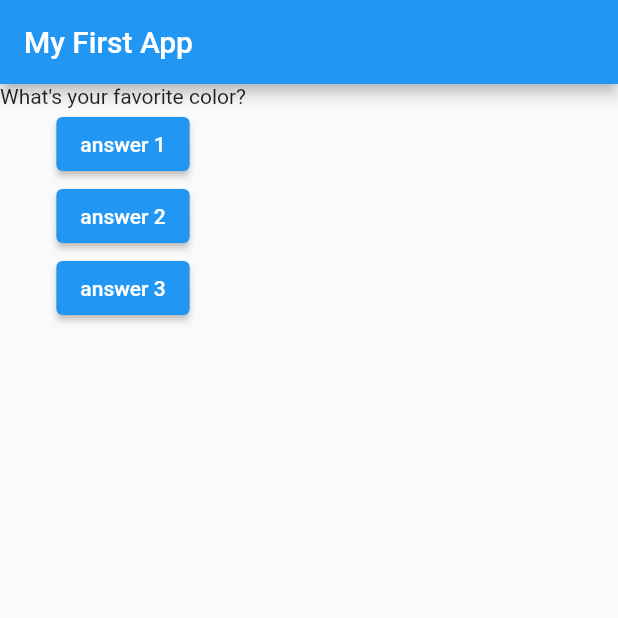
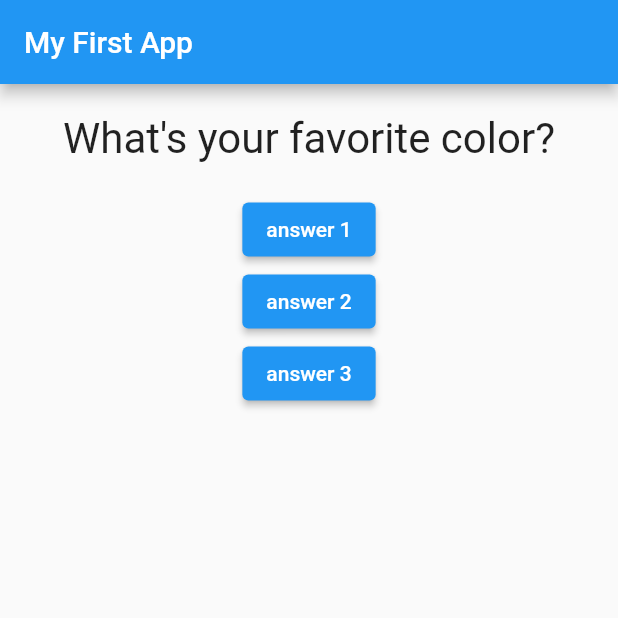
Before and after one commit to huseyintemel/flutterexamples, a Flutter app: the screen it shows after launch, on a phone screen of 412 x 824 dp, the top half of it. Run offline on Flutter 3.47's test engine with Material 2 defaults, Android fonts, the phone set to English and light mode, and no system bars.

Commit message:
Added some style to question widget

```diff
--- a/lib/question.dart
+++ b/lib/question.dart
@@ -1,13 +1,20 @@
 import 'package:flutter/material.dart';
 
 class Question extends StatelessWidget {
-
   final String questionText;
 
   const Question(this.questionText); //Question Constructor
 
   @override
   Widget build(BuildContext context) {
-    return Text(questionText);
+    return Container(
+      width: double.infinity, //width of screen
+      margin: EdgeInsets.all(20), // margin from all directions
+      child: Text(
+        questionText,
+        style: TextStyle(fontSize: 28),
+        textAlign: TextAlign.center,
+      ),
+    );
   }
 }
```
